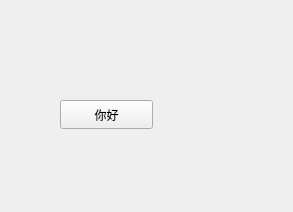
The window that HelloCOSBrowser/HelloCosBrowser/hellocosbrowser.ui (NilEra-K/BetterQT) describes before a commit, drawn with Qt 5.
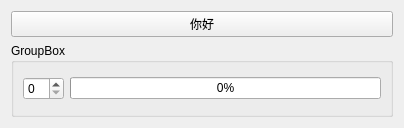
The same window after the commit.

The edit to the form file:
```diff
--- a/HelloCOSBrowser/HelloCosBrowser/hellocosbrowser.ui
+++ b/HelloCOSBrowser/HelloCosBrowser/hellocosbrowser.ui
@@ -6,26 +6,41 @@
    <rect>
     <x>0</x>
     <y>0</y>
-    <width>293</width>
-    <height>212</height>
+    <width>404</width>
+    <height>128</height>
    </rect>
   </property>
   <property name="windowTitle">
    <string>HelloCOSBrowser</string>
   </property>
+  <layout class="QVBoxLayout" name="verticalLayout">
+   <item>
   <widget class="QPushButton" name="btnHello">
-   <property name="geometry">
-    <rect>
-     <x>60</x>
-     <y>100</y>
-     <width>93</width>
-     <height>29</height>
-    </rect>
-   </property>
    <property name="text">
     <string>你好</string>
    </property>
   </widget>
+   </item>
+   <item>
+    <widget class="QGroupBox" name="groupBox">
+     <property name="title">
+      <string>GroupBox</string>
+     </property>
+     <layout class="QHBoxLayout" name="horizontalLayout">
+      <item>
+       <widget class="QSpinBox" name="spinBox"/>
+      </item>
+      <item>
+       <widget class="QProgressBar" name="progressBar">
+        <property name="value">
+         <number>0</number>
+        </property>
+       </widget>
+      </item>
+     </layout>
+    </widget>
+   </item>
+  </layout>
  </widget>
  <resources/>
  <connections/>
```
Lines whose indentation alone changed are shown as unchanged.
